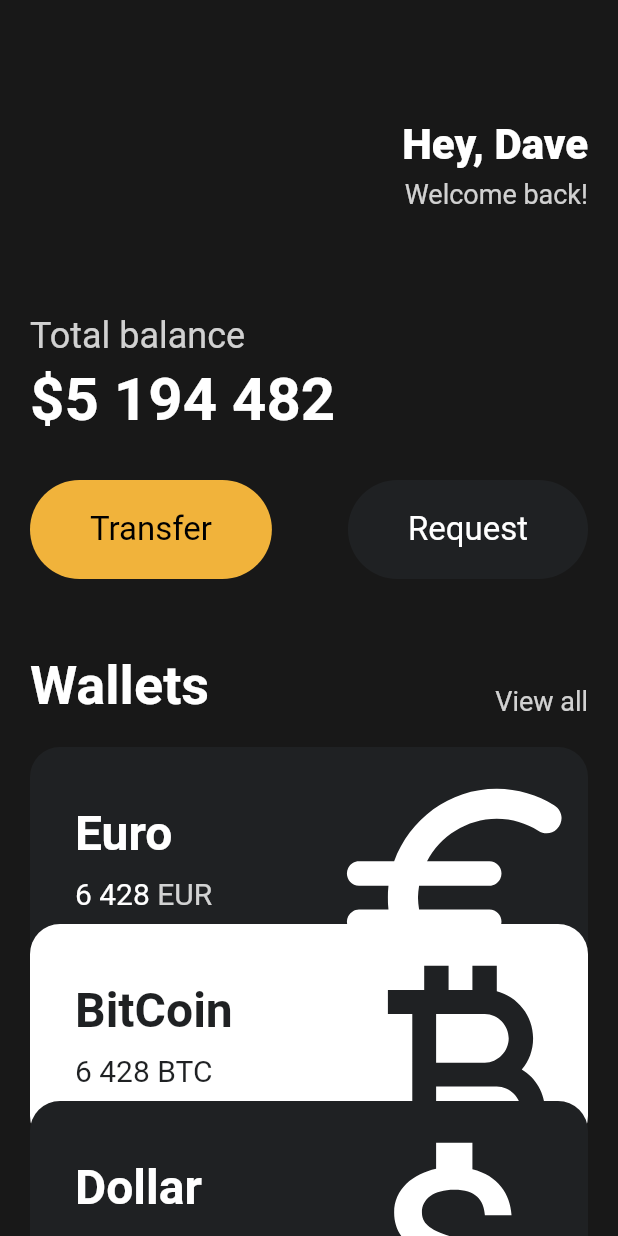
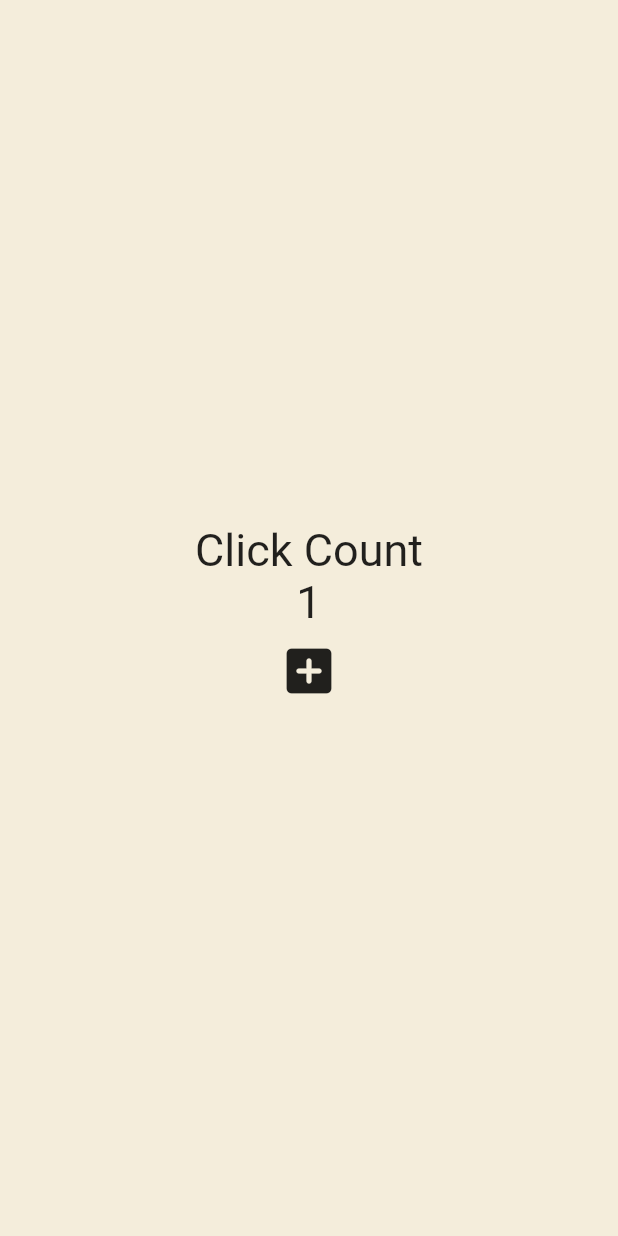
Before and after one commit to LEEHUUN/flutter-study-toonflix, a Flutter app: the screen it shows after launch, on a phone screen of 412 x 824 dp. Run offline on Flutter 3.47's test engine with Material 2 defaults, Android fonts, the phone set to English and light mode, and no system bars.

Commit message:
- feat: 4.0강 State 학습내용 commit.

```diff
--- /dev/null
+++ b/lib/examples/statefull_widgets.dart
@@ -0,0 +1,48 @@
+import 'package:flutter/material.dart';
+
+class StatefullWidgets extends StatefulWidget {
+  const StatefullWidgets({super.key});
+
+  @override
+  State<StatefullWidgets> createState() => _StatefullWidgetsState();
+}
+
+class _StatefullWidgetsState extends State<StatefullWidgets> {
+  int counter = 1;
+
+  void onClicked() {
+    counter = counter + 1;
+  }
+
+  @override
+  Widget build(BuildContext context) {
+    return MaterialApp(
+      home: Scaffold(
+          backgroundColor: const Color(0xFFF4EDDB),
+          body: Center(
+            child: Column(
+              mainAxisAlignment: MainAxisAlignment.center,
+              children: [
+                const Text(
+                  'Click Count',
+                  style: TextStyle(
+                    fontSize: 30,
+                  ),
+                ),
+                Text(
+                  '$counter',
+                  style: const TextStyle(
+                    fontSize: 30,
+                  ),
+                ),
+                IconButton(
+                  iconSize: 40,
+                  onPressed: onClicked,
+                  icon: const Icon(Icons.add_box_rounded),
+                )
+              ],
+            ),
+          )),
+    );
+  }
+}
--- a/lib/main.dart
+++ b/lib/main.dart
@@ -1,6 +1,5 @@
 import 'package:flutter/material.dart';
-import 'package:toonflix/widgets/Button.dart';
-import 'package:toonflix/widgets/currency_card.dart';
+import 'package:toonflix/examples/statefull_widgets.dart';
 
 void main() {
   runApp(const App());
@@ -11,147 +10,10 @@ class App extends StatelessWidget {
 
   @override
   Widget build(BuildContext context) {
-    return MaterialApp(
-      home: Scaffold(
-        backgroundColor: const Color(0xFF181818),
-        body: SingleChildScrollView(
-          child: Padding(
-            padding: const EdgeInsets.symmetric(
-              horizontal: 20,
-            ),
-            child: Column(
-              crossAxisAlignment: CrossAxisAlignment.start,
-              children: [
-                const SizedBox(
-                  height: 80,
-                ),
-                Row(
-                  mainAxisAlignment: MainAxisAlignment.end,
-                  children: [
-                    Column(
-                      crossAxisAlignment: CrossAxisAlignment.end,
-                      children: [
-                        const Text(
-                          'Hey, Dave',
-                          style: TextStyle(
-                            color: Colors.white,
-                            fontSize: 28,
-                            fontWeight: FontWeight.w800,
-                          ),
-                        ),
-                        const SizedBox(
-                          height: 6,
-                        ),
-                        Text(
-                          'Welcome back!',
-                          style: TextStyle(
-                            color: Colors.white.withOpacity(0.8),
-                            fontSize: 18,
-                          ),
-                        ),
-                      ],
-                    )
-                  ],
-                ),
-                const SizedBox(
-                  height: 70,
-                ),
-                Text(
-                  'Total balance',
-                  style: TextStyle(
-                    fontSize: 24,
-                    color: Colors.white.withOpacity(0.8),
-                  ),
-                ),
-                const SizedBox(
-                  height: 5,
-                ),
-                const Text(
-                  '\$5 194 482',
-                  style: TextStyle(
-                    fontSize: 40,
-                    fontWeight: FontWeight.w600,
-                    color: Colors.white,
-                  ),
-                ),
-                const SizedBox(
-                  height: 30,
-                ),
-                Row(
-                  mainAxisAlignment: MainAxisAlignment.spaceBetween,
-                  children: const [
-                    Button(
-                      text: 'Transfer',
-                      bgColor: Color(0xFFF1B33B),
-                      textColor: Colors.black,
-                    ),
-                    Button(
-                      text: 'Request',
-                      bgColor: Color(0xFF1F2123),
-                      textColor: Colors.white,
-                    ),
-                  ],
-                ),
-                Row(
-                  children: const [
-                    SizedBox(
-                      height: 50,
-                    ),
-                  ],
-                ),
-                Row(
-                  mainAxisAlignment: MainAxisAlignment.spaceBetween,
-                  crossAxisAlignment: CrossAxisAlignment.end,
-                  children: [
-                    const Text(
-                      'Wallets',
-                      style: TextStyle(
-                        fontSize: 36,
-                        fontWeight: FontWeight.w600,
-                        color: Colors.white,
-                      ),
-                    ),
-                    Text(
-                      'View all',
-                      style: TextStyle(
-                        fontSize: 18,
-                        color: Colors.white.withOpacity(0.8),
-                      ),
-                    ),
-                  ],
-                ),
-                const SizedBox(
-                  height: 20,
-                ),
-                const CurrencyCard(
-                  name: 'Euro',
-                  code: 'EUR',
-                  amount: '6 428',
-                  icon: Icons.euro_rounded,
-                  isInverted: false,
-                  order: 1,
-                ),
-                const CurrencyCard(
-                  name: 'BitCoin',
-                  code: 'BTC',
-                  amount: '6 428',
-                  icon: Icons.currency_bitcoin,
-                  isInverted: true,
-                  order: 2,
-                ),
-                const CurrencyCard(
-                  name: 'Dollar',
-                  code: 'USD',
-                  amount: '6 428',
-                  icon: Icons.attach_money_outlined,
-                  isInverted: false,
-                  order: 3,
-                ),
-              ],
-            ),
-          ),
-        ),
-      ),
-    );
+    // toonflix example
+    // return const ToonflixMain();
+
+    // statefull widgets example
+    return const StatefullWidgets();
   }
 }
```
Also changed, not shown: lib/examples/toonflix_main.dart (added, +153 -0 lines), 1 other file.
